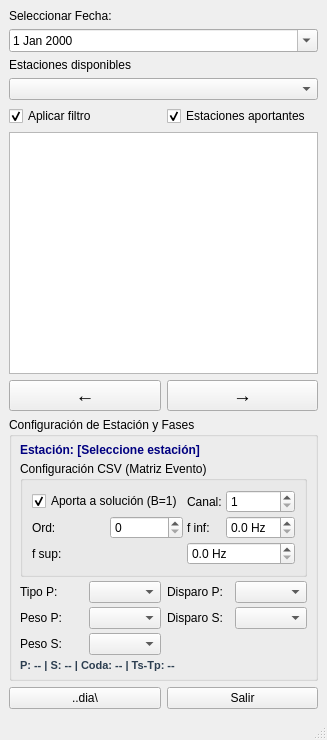
Old version of the form src/ui/marcar_fases.ui in the repository RedSismicaAustro/rsa_sismologia.
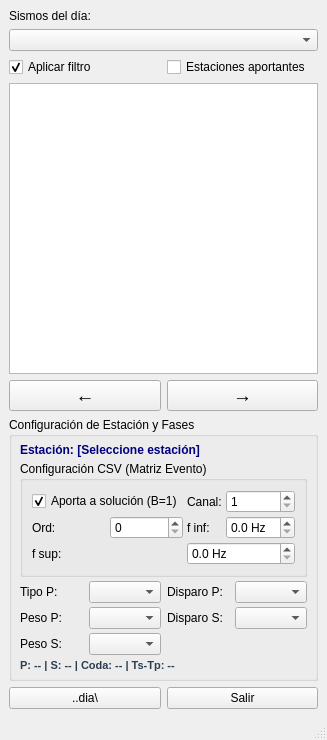
New version of the form.

Commit message: refactor(fases): unificacion arquitectonica, optimizacion de detalle y documentacion

Diff of the .ui file:
```diff
--- a/src/ui/marcar_fases.ui
+++ b/src/ui/marcar_fases.ui
@@ -30,24 +30,10 @@
     <property name="bottomMargin">
      <number>9</number>
     </property>
-    <item>
-     <widget class="QLabel" name="label_2">
-      <property name="text">
-       <string>Seleccionar Fecha:</string>
-      </property>
-     </widget>
-    </item>
-    <item>
-     <widget class="QDateEdit" name="date_edit">
-      <property name="calendarPopup">
-       <bool>true</bool>
-      </property>
-     </widget>
-    </item>
     <item>
      <widget class="QLabel" name="label">
       <property name="text">
-       <string>Estaciones disponibles</string>
+       <string>Sismos del día:</string>
       </property>
      </widget>
     </item>
@@ -72,7 +58,7 @@
          <string>Estaciones aportantes</string>
         </property>
         <property name="checked">
-         <bool>true</bool>
+         <bool>false</bool>
         </property>
        </widget>
       </item>
```
The commit also changes 9 other files.
